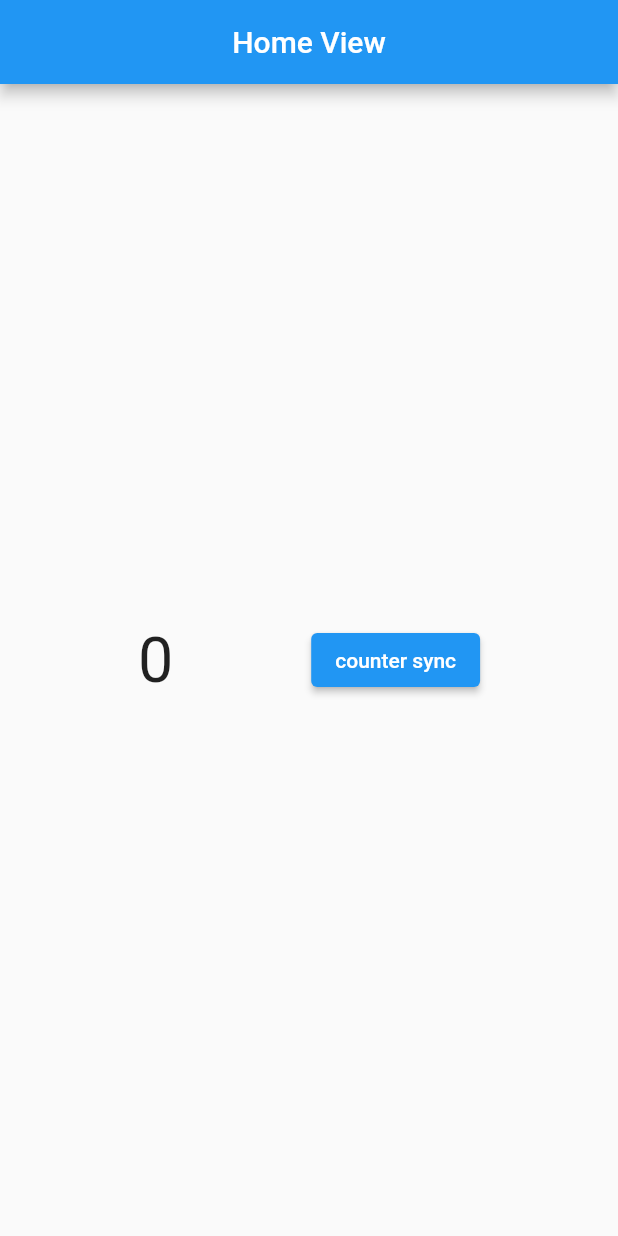
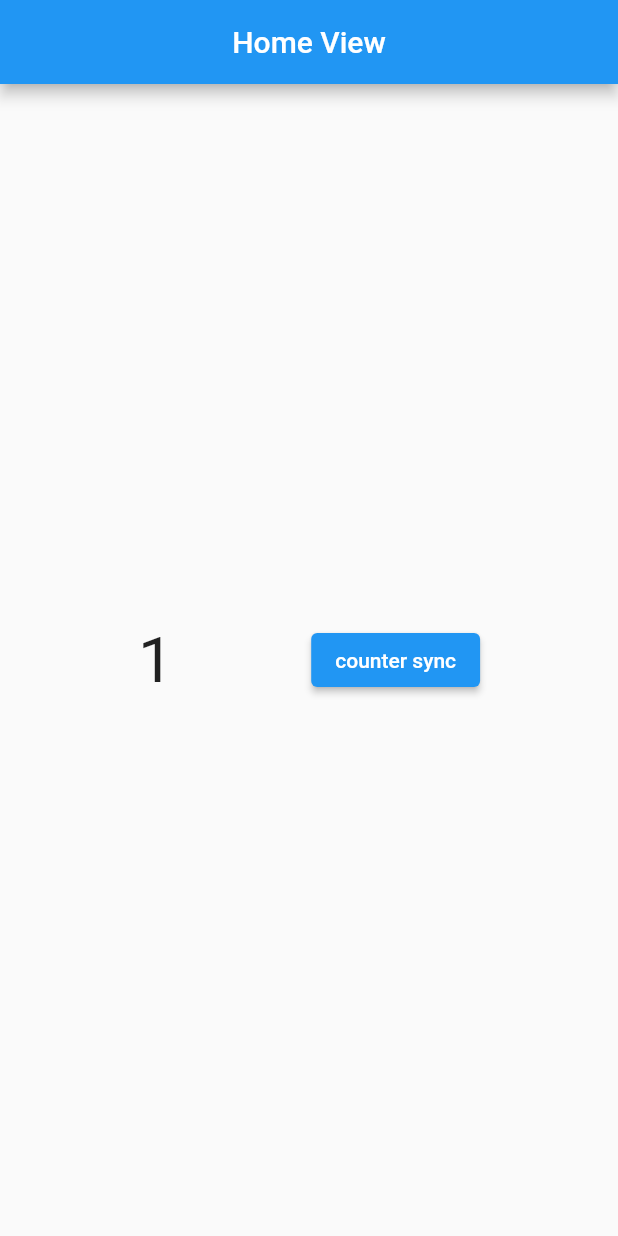
Before and after one commit to AnnisaPW/f_rs_counter, a Flutter app: the screen it shows after launch, after a tap on "counter sync", on a phone screen of 412 x 824 dp. Run offline on Flutter 3.47's test engine with Material 2 defaults, Android fonts, the phone set to English and light mode, and no system bars; our stand-ins replace states_rebuilder.

Commit message:
add data sync

```diff
--- a/lib/dt_domains/counter/_index.dart
+++ b/lib/dt_domains/counter/_index.dart
@@ -1,3 +1,5 @@
+import 'package:states_rebuilder/scr/state_management/rm.dart';
+
 part 'a.counter.prov.dart';
 part 'b.counter.serv.dart';
 part 'c.counter.repo.dart';
--- a/lib/dt_domains/counter/a.counter.prov.dart
+++ b/lib/dt_domains/counter/a.counter.prov.dart
@@ -1 +1,7 @@
 part of '_index.dart';
+
+final counterProv = RM.inject(() => CounterProv());
+
+class CounterProv {
+  final rxAngka = RM.inject(() => 0);
+}
--- a/lib/dt_domains/counter/b.counter.serv.dart
+++ b/lib/dt_domains/counter/b.counter.serv.dart
@@ -1 +1,10 @@
 part of '_index.dart';
+
+final counterServ = CounterServ();
+
+class CounterServ {
+  final pv = counterProv.state;
+  tambah() {
+    pv.rxAngka.state++;
+  }
+}
--- a/lib/ui_screens/home/_index.dart
+++ b/lib/ui_screens/home/_index.dart
@@ -1,4 +1,6 @@
 import 'package:flutter/material.dart';
+import 'package:rs_git/dt_domains/_index.dart';
+import 'package:states_rebuilder/scr/state_management/state_management.dart';
 
 part 'a.home.data.dart';
 part 'b.home.ctrl.dart';
--- a/lib/ui_screens/home/a.home.data.dart
+++ b/lib/ui_screens/home/a.home.data.dart
@@ -1 +1,7 @@
 part of '_index.dart';
+
+final homeData = RM.inject(() => HomeData());
+
+class HomeData {
+  final rxAngka = counterProv.state.rxAngka;
+}
--- a/lib/ui_screens/home/b.home.ctrl.dart
+++ b/lib/ui_screens/home/b.home.ctrl.dart
@@ -1 +1,7 @@
 part of '_index.dart';
+
+class HomeCtrl {
+  tambah() {
+    counterServ.tambah();
+  }
+}
--- a/lib/ui_screens/home/widgets/b.counter.sync.dart
+++ b/lib/ui_screens/home/widgets/b.counter.sync.dart
@@ -7,15 +7,21 @@ class HomeCounterSync extends StatelessWidget {
 
   @override
   Widget build(BuildContext context) {
+    final ct = HomeCtrl();
+    final dt = homeData.state;
     return Row(
       mainAxisAlignment: MainAxisAlignment.spaceEvenly,
       children: [
-        const Text(
-          '0',
-          textScaleFactor: 3,
+        OnReactive(
+          () => Text(
+            '${dt.rxAngka.state}',
+            textScaleFactor: 3,
+          ),
         ),
         ElevatedButton(
-          onPressed: () {},
+          onPressed: () {
+            ct.tambah();
+          },
           child: const Text('counter sync'),
         ),
       ],
```
Also changed, not shown: pubspec.lock.
